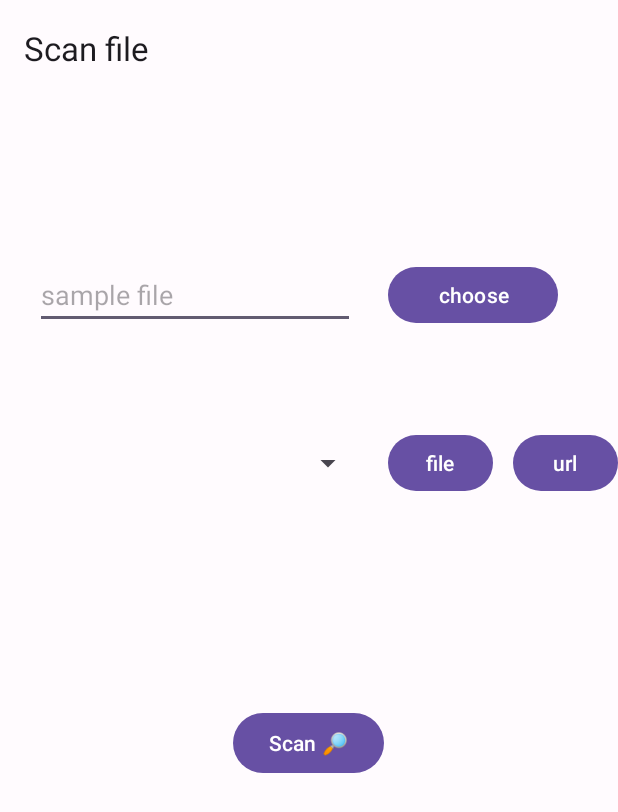
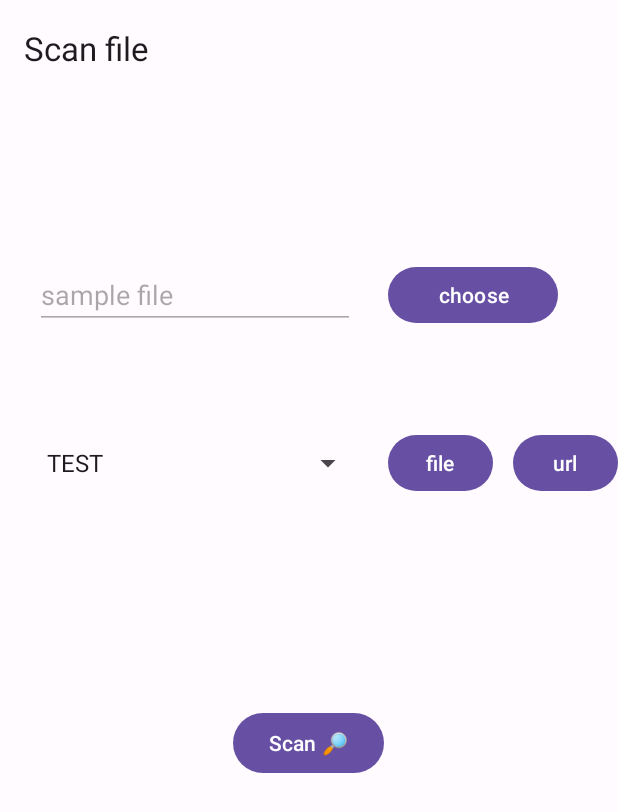
Before and after one commit to OfekRv/Pocktel, an Android app: the screen it shows after launch (MainActivity), on a phone screen of 412 x 824 dp. Shown: the top 812 px of the screen. Run offline under Robolectric (Android 15) with nearby library versions, the phone set to English and light mode, and no system bars; our stand-ins replace Room's generated code, navigation-ui.

Commit message:
custom layout of rule set implemented

```diff
--- a/app/src/main/java/horizonstudio/apps/pocktel/dal/DatabaseSeeder.kt
+++ b/app/src/main/java/horizonstudio/apps/pocktel/dal/DatabaseSeeder.kt
@@ -1,8 +1,6 @@
 package horizonstudio.apps.pocktel.dal
 
 import horizonstudio.apps.pocktel.configurations.Constants.RULE_SETS_SEED
-import horizonstudio.apps.pocktel.dal.entities.RuleSet
-import horizonstudio.apps.pocktel.dal.repositories.RuleSetRepository
 
 class DatabaseSeeder(private val db: PocktelDatabase) {
     fun seedDatabase() {
--- a/app/src/main/java/horizonstudio/apps/pocktel/dal/entities/RuleSet.kt
+++ b/app/src/main/java/horizonstudio/apps/pocktel/dal/entities/RuleSet.kt
@@ -10,5 +10,4 @@ data class RuleSet(
     val name: String,
     val path: String?,
     val url: String?
-) {
-}
+)
--- a/app/src/main/java/horizonstudio/apps/pocktel/ui/adpters/RuleSetListAdapter.kt
+++ b/app/src/main/java/horizonstudio/apps/pocktel/ui/adpters/RuleSetListAdapter.kt
@@ -18,13 +18,16 @@ class RuleSetListAdapter(
 ) : BaseAdapter(), SpinnerAdapter {
     override fun getView(position: Int, convertView: View?, parent: ViewGroup?): View {
         var view = convertView
-        val chosenRule: TextView =
-            View.inflate(context, android.R.layout.simple_spinner_item, null) as TextView
+        val chosenRule: TextView
 
         if (view == null) {
             view = LayoutInflater.from(context)
                 .inflate(android.R.layout.simple_spinner_item, parent, false)
+            chosenRule = view.findViewById(android.R.id.text1)
+
             view.tag = chosenRule
+        } else {
+            chosenRule = view.tag as TextView
         }
 
         chosenRule.text = (getItem(position) as RuleSet).name
--- a/app/src/main/java/horizonstudio/apps/pocktel/ui/fragments/ResultFragment.kt
+++ b/app/src/main/java/horizonstudio/apps/pocktel/ui/fragments/ResultFragment.kt
@@ -19,7 +19,6 @@ import horizonstudio.apps.pocktel.databinding.FragmentResultBinding
 import horizonstudio.apps.pocktel.exceptions.PocktelInvalidArgumentsException
 import horizonstudio.apps.pocktel.ui.adpters.MatchesListAdapter
 
-// TODO: Organize layout
 class ResultFragment : Fragment() {
     private lateinit var hash: String
     private lateinit var scanResult: ScanResultContract
@@ -32,7 +31,7 @@ class ResultFragment : Fragment() {
 
     override fun onCreateView(
         inflater: LayoutInflater, container: ViewGroup?, savedInstanceState: Bundle?
-    ): View? {
+    ): View {
         _binding = FragmentResultBinding.inflate(inflater, container, false)
         return binding.root
     }
@@ -43,7 +42,7 @@ class ResultFragment : Fragment() {
         }
 
         hash = arguments?.getString(HASH_ARGUMENT_NAME)!!
-        scanResult = arguments?.getParcelable<ScanResultContract>(RESULT_ARGUMENT_NAME)!!
+        scanResult = arguments?.getParcelable(RESULT_ARGUMENT_NAME)!!
         (activity as AppCompatActivity).supportActionBar?.title = hash
         binding.hash.text = hash
 
--- a/app/src/main/java/horizonstudio/apps/pocktel/ui/fragments/ScanFragment.kt
+++ b/app/src/main/java/horizonstudio/apps/pocktel/ui/fragments/ScanFragment.kt
@@ -9,7 +9,7 @@ import android.view.ViewGroup
 import android.widget.Button
 import android.widget.ImageView
 import android.widget.Spinner
-import androidx.activity.result.contract.ActivityResultContracts.*
+import androidx.activity.result.contract.ActivityResultContracts.OpenDocument
 import androidx.core.view.isEmpty
 import androidx.fragment.app.Fragment
 import androidx.navigation.fragment.findNavController
@@ -22,12 +22,12 @@ import horizonstudio.apps.pocktel.configurations.Constants.DATABASE_NAME
 import horizonstudio.apps.pocktel.configurations.Constants.HASH_ARGUMENT_NAME
 import horizonstudio.apps.pocktel.configurations.Constants.NOT_YET_ASSIGNED_ID
 import horizonstudio.apps.pocktel.configurations.Constants.RESULT_ARGUMENT_NAME
-import horizonstudio.apps.pocktel.dto.ScanResultContract
 import horizonstudio.apps.pocktel.dal.DatabaseSeeder
 import horizonstudio.apps.pocktel.dal.PocktelDatabase
 import horizonstudio.apps.pocktel.dal.entities.RuleSet
 import horizonstudio.apps.pocktel.databinding.FragmentScanBinding
 import horizonstudio.apps.pocktel.dto.RuleSetMeta
+import horizonstudio.apps.pocktel.dto.ScanResultContract
 import horizonstudio.apps.pocktel.exceptions.PocktelException
 import horizonstudio.apps.pocktel.exceptions.PocktelInvalidArgumentsException
 import horizonstudio.apps.pocktel.ui.adpters.RuleSetListAdapter
@@ -43,6 +43,7 @@ import kotlinx.coroutines.*
 import java.io.File
 import java.io.FileNotFoundException
 import java.net.URL
+
 
 class ScanFragment : Fragment() {
     private var _binding: FragmentScanBinding? = null
--- a/app/src/main/res/layout/fragment_scan.xml
+++ b/app/src/main/res/layout/fragment_scan.xml
@@ -44,7 +44,10 @@
         android:id="@+id/sampleFileName"
         android:layout_width="wrap_content"
         android:layout_height="wrap_content"
+        android:autofillHints="TEST"
+        android:clickable="false"
         android:ems="10"
+        android:enabled="false"
         android:gravity="start|top"
         android:hint="@string/sample_file_input_hint"
         android:inputType="textMultiLine"
@@ -53,8 +56,7 @@
         app:layout_constraintHorizontal_bias="0.52"
         app:layout_constraintStart_toStartOf="parent"
         app:layout_constraintTop_toTopOf="parent"
-        app:layout_constraintVertical_bias="0.154"
-        android:autofillHints="TEST" />
+        app:layout_constraintVertical_bias="0.154" />
 
     <Button
         android:id="@+id/chooseFileButton"
@@ -74,6 +76,8 @@
         android:layout_height="45dp"
         android:layout_marginBottom="10dp"
         android:spinnerMode="dropdown"
+        android:clickable="false"
+        android:focusable="false"
         app:layout_constraintBottom_toTopOf="@+id/scanButton"
         app:layout_constraintEnd_toStartOf="@+id/chooseRuleFileButton"
         app:layout_constraintHorizontal_bias="0.0"
--- a/app/src/main/res/layout/rule_set_row.xml
+++ b/app/src/main/res/layout/rule_set_row.xml
@@ -10,18 +10,20 @@
         android:layout_height="37dp"
         android:layout_alignParentStart="true"
         android:text="@string/remove_text"
+        android:focusable="false"
         android:backgroundTint="@color/design_default_color_error"
         app:layout_constraintStart_toStartOf="parent"
         app:layout_constraintTop_toTopOf="parent" />
 
     <TextView
         android:id="@+id/ruleSetTitle"
-        android:layout_width="wrap_content"
+        android:layout_width="match_parent"
         android:layout_height="match_parent"
         android:layout_alignTop="@+id/remove"
         android:layout_alignBottom="@+id/remove"
         android:layout_toEndOf="@+id/remove"
         android:singleLine="true"
+        android:focusable="false"
         android:textSize="16sp"
         android:textStyle="bold"
         android:drawablePadding="10dp"
```
